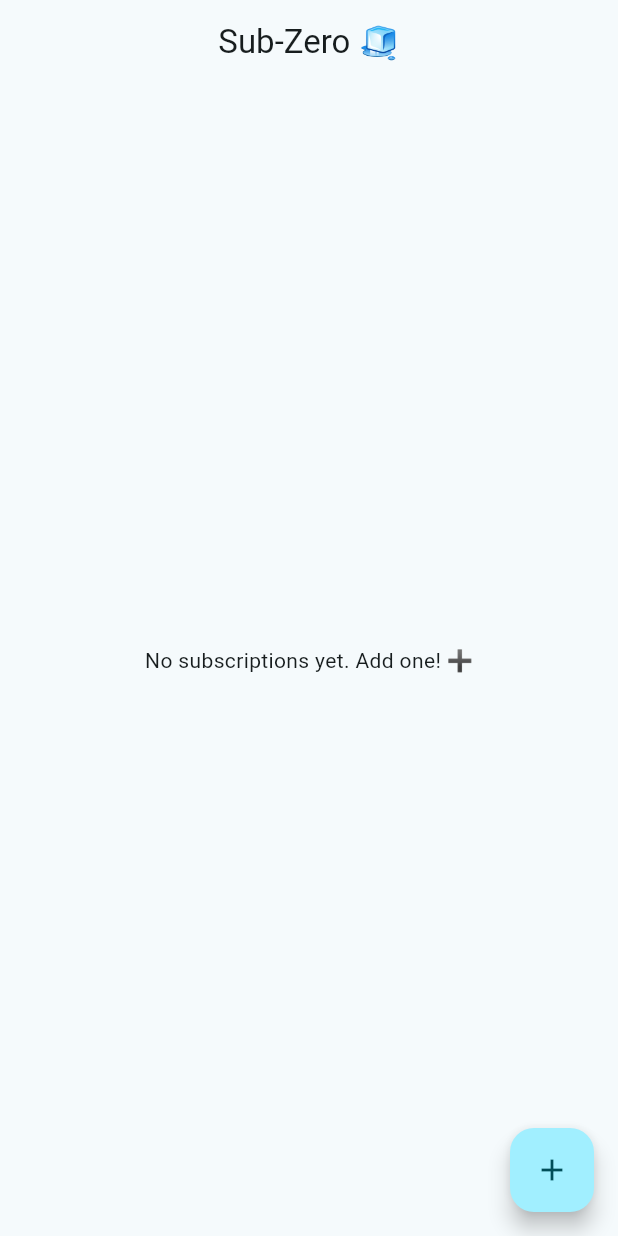
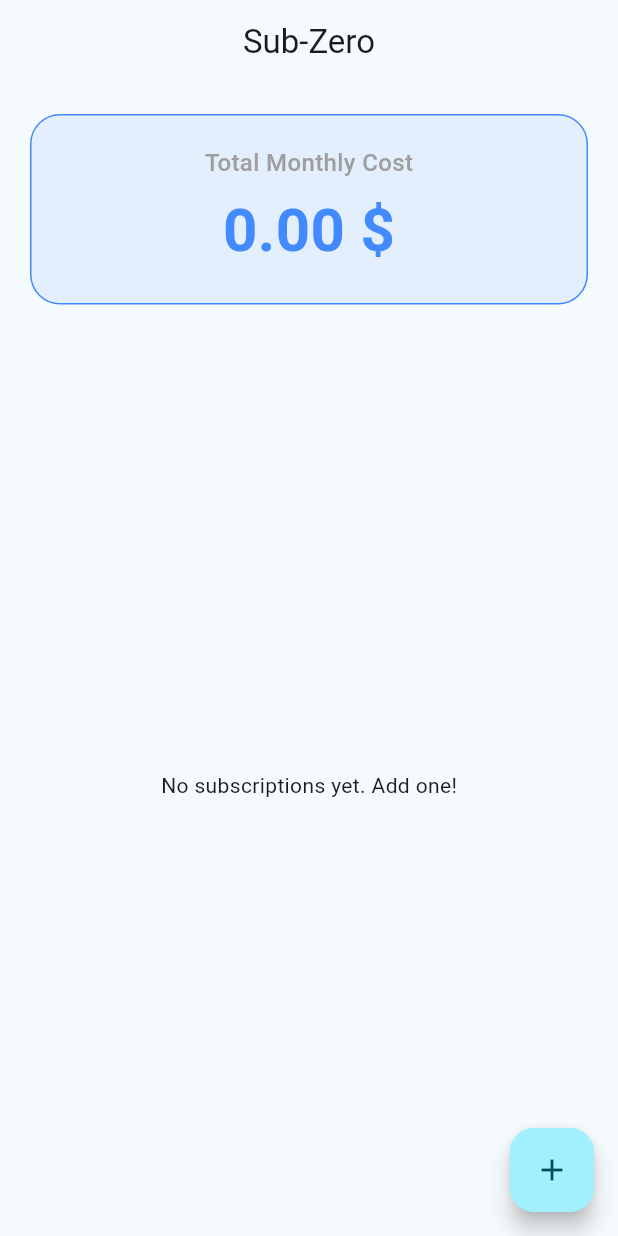
Before and after one commit to nasimanwari/sub_zero, a Flutter app: the screen it shows after launch, on a phone screen of 412 x 824 dp. Run offline on Flutter 3.47's test engine with Material 3 defaults, Android fonts, the phone set to English and light mode, and no system bars; our stand-ins replace hive, hive_flutter; accounts and stored records are empty.

Commit message:
Colors and calendar updated

```diff
--- a/lib/models/subscription.dart
+++ b/lib/models/subscription.dart
@@ -1,10 +1,8 @@
 import 'package:hive/hive.dart';
 
-// This links the generated code to this file.
-// It will show an error until we run the build_runner.
 part 'subscription.g.dart';
 
-@HiveType(typeId: 1) // Unique ID for this object type
+@HiveType(typeId: 1)
 class Subscription {
   @HiveField(0)
   final String name;
--- a/lib/screens/home_screen.dart
+++ b/lib/screens/home_screen.dart
@@ -1,5 +1,6 @@
 import 'package:flutter/material.dart';
-import 'package:hive_flutter/hive_flutter.dart'; // Import Hive
+import 'package:hive_flutter/hive_flutter.dart';
+import 'package:intl/intl.dart'; // Date formatting package
 import 'package:sub_zero/models/subscription.dart';
 
 class HomeScreen extends StatefulWidget {
@@ -14,7 +15,6 @@ class _HomeScreenState extends State<HomeScreen> {
   late TextEditingController priceController;
   DateTime? selectedDate;
 
-  // Reference to our opened box
   final _myBox = Hive.box('subscriptionsBox');
 
   @override
@@ -31,6 +31,7 @@ class _HomeScreenState extends State<HomeScreen> {
     super.dispose();
   }
 
+  // Function to pick a renewal date
   void pickDate() async {
     DateTime? picked = await showDatePicker(
       context: context,
@@ -46,47 +47,120 @@ class _HomeScreenState extends State<HomeScreen> {
     }
   }
 
+  // Smart Color Generator 🎨
+  Color getColor(String name) {
+    String lowerName = name.toLowerCase();
+
+    // VIP Brands
+    if (lowerName.contains('netflix')) {
+      return Colors.red;
+    } else if (lowerName.contains('spotify')) {
+      return Colors.green;
+    } else if (lowerName.contains('disney')) {
+      return Colors.blue;
+    } else if (lowerName.contains('amazon') || lowerName.contains('prime')) {
+      return Colors.lightBlue;
+    } else if (lowerName.contains('youtube')) {
+      return Colors.redAccent;
+    }
+
+    // Fallback based on name hash
+    return Colors.primaries[name.hashCode % Colors.primaries.length];
+  }
+
   @override
   Widget build(BuildContext context) {
     return Scaffold(
       appBar: AppBar(
-        title: const Text("Sub-Zero 🧊"),
+        title: const Text("Sub-Zero"),
         centerTitle: true,
       ),
-      // 👇 MAGIC HAPPENS HERE: Watch the box for changes
       body: ValueListenableBuilder(
         valueListenable: _myBox.listenable(),
         builder: (context, box, widget) {
 
-          // If box is empty, show a nice message
-          if (box.isEmpty) {
-            return const Center(child: Text("No subscriptions yet. Add one! ➕"));
-          }
+          // Calculate total monthly cost
+          double totalCost = box.values.cast<Subscription>().fold(
+            0, (sum, item) => sum + item.price
+          );
 
-          // If box has data, show the list
-          return ListView.builder(
+          return Column(
+            children: [
+              // Total Cost Section
+              Container(
+                width: double.infinity,
+                margin: const EdgeInsets.all(20),
+                padding: const EdgeInsets.all(20),
+                decoration: BoxDecoration(
+                  color: Colors.blueAccent.withOpacity(0.1),
+                  borderRadius: BorderRadius.circular(20),
+                  border: Border.all(color: Colors.blueAccent),
+                ),
+                child: Column(
+                  children: [
+                    const Text(
+                      "Total Monthly Cost",
+                      style: TextStyle(
+                        fontSize: 16,
+                        color: Colors.grey,
+                        fontWeight: FontWeight.w500,
+                      ),
+                    ),
+                    const SizedBox(height: 5),
+                    Text(
+                      "${totalCost.toStringAsFixed(2)} \$",
+                      style: const TextStyle(
+                        fontSize: 40,
+                        fontWeight: FontWeight.bold,
+                        color: Colors.blueAccent,
+                      ),
+                    ),
+                  ],
+                ),
+              ),
+
+              // Subscription List
+              Expanded(
+                child: box.isEmpty
+                    ? const Center(child: Text("No subscriptions yet. Add one!"))
+                    : ListView.builder(
                         itemCount: box.length,
                         itemBuilder: (context, index) {
-              // Get data directly from the box
                           final subscription = box.getAt(index) as Subscription;
 
-              int daysLeft = subscription.renewalDate.difference(DateTime.now()).inDays;
+                          // Format the date using intl package
+                          String formattedDate = DateFormat('dd/MM/yyyy').format(subscription.renewalDate);
+
+                          // Calculate days left
+                          int daysLeft = subscription.renewalDate
+                              .difference(DateTime.now())
+                              .inDays;
 
                           return Dismissible(
                             key: UniqueKey(),
-                background: Container(color: Colors.red),
+                            background: Container(
+                              color: Colors.red,
+                              alignment: Alignment.centerRight,
+                              padding: const EdgeInsets.only(right: 20),
+                              child: const Icon(Icons.delete, color: Colors.white),
+                            ),
                             onDismissed: (direction) {
-                  // DELETE from Database 🗑️
                               box.deleteAt(index);
-
                               ScaffoldMessenger.of(context).showSnackBar(
                                 SnackBar(content: Text("${subscription.name} deleted")),
                               );
                             },
                             child: ListTile(
-                  leading: const Icon(Icons.subscriptions_outlined, color: Colors.blueAccent),
-                  title: Text(subscription.name),
-                  subtitle: Text("${subscription.price} \$"),
+                              leading: Icon(
+                                Icons.subscriptions_outlined,
+                                color: getColor(subscription.name),
+                              ),
+                              title: Text(
+                                subscription.name,
+                                style: const TextStyle(fontWeight: FontWeight.bold),
+                              ),
+                              // Updated Subtitle with Date
+                              subtitle: Text("${subscription.price} \$  •  $formattedDate"),
                               trailing: Text(
                                 daysLeft <= 0 ? "Expired" : "$daysLeft days left",
                                 style: TextStyle(
@@ -97,6 +171,9 @@ class _HomeScreenState extends State<HomeScreen> {
                             ),
                           );
                         },
+                      ),
+              ),
+            ],
           );
         },
       ),
@@ -133,7 +210,7 @@ class _HomeScreenState extends State<HomeScreen> {
                           Text(
                             selectedDate == null
                                 ? "Select Renewal Date"
-                                : "Selected: ${selectedDate!.day}/${selectedDate!.month}/${selectedDate!.year}",
+                                : "Selected: ${DateFormat('dd/MM/yyyy').format(selectedDate!)}",
                           ),
                         ],
                       ),
@@ -141,21 +218,20 @@ class _HomeScreenState extends State<HomeScreen> {
                     const SizedBox(height: 20),
                     ElevatedButton(
                       onPressed: () {
-                        if (nameController.text.isEmpty || priceController.text.isEmpty) return;
+                        if (nameController.text.isEmpty ||
+                            priceController.text.isEmpty) return;
 
-                        DateTime finalDate = selectedDate ?? DateTime.now().add(const Duration(days: 30));
+                        DateTime finalDate = selectedDate ??
+                            DateTime.now().add(const Duration(days: 30));
 
-                        // 1. Create Object
                         Subscription newSub = Subscription(
                           nameController.text,
                           double.parse(priceController.text),
                           finalDate,
                         );
 
-                        // 2. ADD TO DATABASE directly 💾
                         _myBox.add(newSub);
 
-                        // 3. Clear & Close
                         nameController.clear();
                         priceController.clear();
                         Navigator.pop(context);
```
Also changed, not shown: pubspec.yaml (+4 -71 lines), pubspec.lock. Lines whose indentation alone changed are shown as unchanged.
